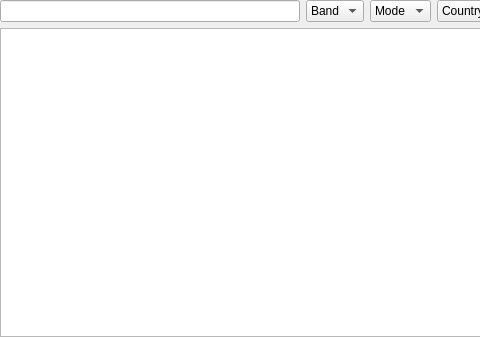
This is ui/LogbookWidget.ui in k5mcd/QLog as Qt 5 draws it before an edit; both pictures show x 0 to 480 and y 0 to 337 of the 809 by 337 pixel window. The edited form follows.
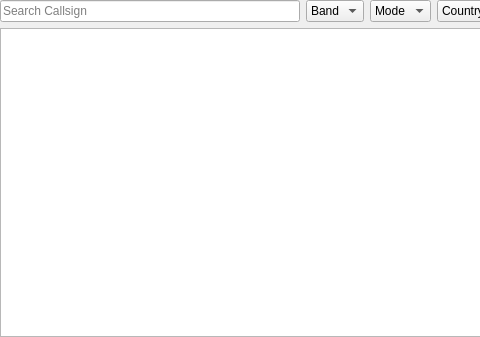
This is the edited form. Icons and pictures are not drawn.

Commit message: Main Log Filter: Fixed filters (callsign/band/mode/country) join issue

```diff
--- a/ui/LogbookWidget.ui
+++ b/ui/LogbookWidget.ui
@@ -35,6 +35,9 @@
          <property name="focusPolicy">
           <enum>Qt::ClickFocus</enum>
          </property>
+         <property name="placeholderText">
+          <string>Search Callsign</string>
+         </property>
         </widget>
        </item>
        <item>
```
The commit also changes 1 other file.
